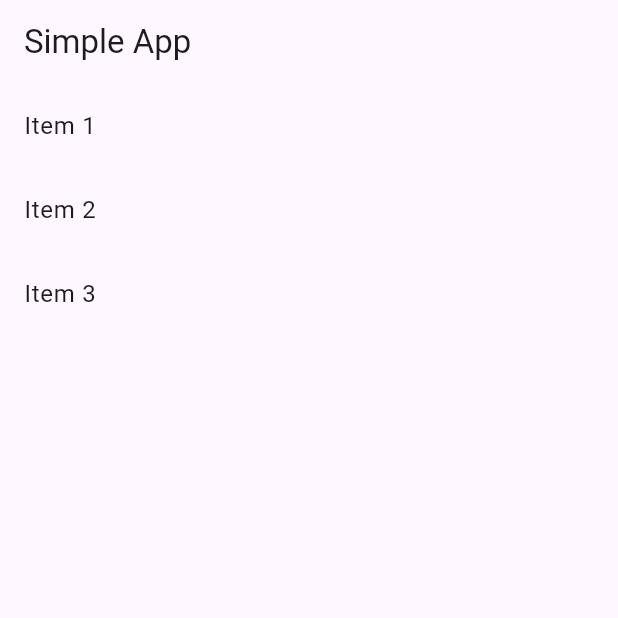
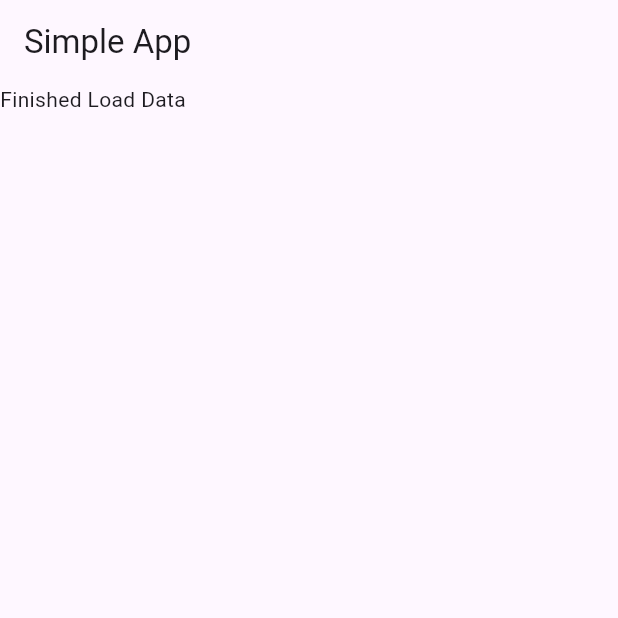
Before and after one commit to Phoobet/simple_app_new, a Flutter app: the screen it shows after launch, on a phone screen of 412 x 824 dp, the top half of it. Run offline on Flutter 3.47's test engine with Material 3 defaults, Android fonts, the phone set to English and light mode, and no system bars; statements that could not run were skipped.

```diff
--- a/lib/main.dart
+++ b/lib/main.dart
@@ -1,6 +1,5 @@
 import 'package:flutter/material.dart';
-import 'package:simple_app/screens/home.dart';
-import 'package:simple_app/screens/menus.dart';
+import 'package:simple_app/screens/convert.dart';
 
 void main() {
   runApp( MaterialApp(
@@ -9,7 +8,7 @@ void main() {
       appBar: AppBar(
         title :Text("Simple App"),
       ),
-      body: Menus(),
+      body: Convert(),
     ),
   ));
 }
--- /dev/null
+++ b/lib/screens/Currency.dart
@@ -0,0 +1,177 @@
+// To parse this JSON data, do
+//
+//     final currency = currencyFromJson(jsonString);
+
+import 'dart:convert';
+
+Currency currencyFromJson(String str) => Currency.fromJson(json.decode(str));
+
+String currencyToJson(Currency data) => json.encode(data.toJson());
+
+class Currency {
+    String? aed;
+    String? afn;
+    String? all;
+    String? amd;
+    String? ang;
+    String? aoa;
+    String? ars;
+    String? aud;
+    String? awg;
+    String? azn;
+    String? bam;
+    String? bbd;
+    String? bdt;
+    String? bgn;
+    String? bhd;
+    String? bif;
+    String? bmd;
+    String? bnd;
+    String? bob;
+    String? brl;
+    String? bsd;
+    String? btc;
+    String? btn;
+    String? bwp;
+    String? byn;
+    String? bzd;
+    String? cad;
+    String? cdf;
+    String? chf;
+    String? clf;
+    String? clp;
+    String? cnh;
+    String? cny;
+    String? cop;
+    String? crc;
+    String? cuc;
+    String? cup;
+    String? cve;
+    String? czk;
+
+    Currency({
+        this.aed,
+        this.afn,
+        this.all,
+        this.amd,
+        this.ang,
+        this.aoa,
+        this.ars,
+        this.aud,
+        this.awg,
+        this.azn,
+        this.bam,
+        this.bbd,
+        this.bdt,
+        this.bgn,
+        this.bhd,
+        this.bif,
+        this.bmd,
+        this.bnd,
+        this.bob,
+        this.brl,
+        this.bsd,
+        this.btc,
+        this.btn,
+        this.bwp,
+        this.byn,
+        this.bzd,
+        this.cad,
+        this.cdf,
+        this.chf,
+        this.clf,
+        this.clp,
+        this.cnh,
+        this.cny,
+        this.cop,
+        this.crc,
+        this.cuc,
+        this.cup,
+        this.cve,
+        this.czk,
+    });
+
+    factory Currency.fromJson(Map<String, dynamic> json) => Currency(
+        aed: json["AED"],
+        afn: json["AFN"],
+        all: json["ALL"],
+        amd: json["AMD"],
+        ang: json["ANG"],
+        aoa: json["AOA"],
+        ars: json["ARS"],
+        aud: json["AUD"],
+        awg: json["AWG"],
+        azn: json["AZN"],
+        bam: json["BAM"],
+        bbd: json["BBD"],
+        bdt: json["BDT"],
+        bgn: json["BGN"],
+        bhd: json["BHD"],
+        bif: json["BIF"],
+        bmd: json["BMD"],
+        bnd: json["BND"],
+        bob: json["BOB"],
+        brl: json["BRL"],
+        bsd: json["BSD"],
+        btc: json["BTC"],
+        btn: json["BTN"],
+        bwp: json["BWP"],
+        byn: json["BYN"],
+        bzd: json["BZD"],
+        cad: json["CAD"],
+        cdf: json["CDF"],
+        chf: json["CHF"],
+        clf: json["CLF"],
+        clp: json["CLP"],
+        cnh: json["CNH"],
+        cny: json["CNY"],
+        cop: json["COP"],
+        crc: json["CRC"],
+        cuc: json["CUC"],
+        cup: json["CUP"],
+        cve: json["CVE"],
+        czk: json["CZK"],
+    );
+
+    Map<String, dynamic> toJson() => {
+        "AED": aed,
+        "AFN": afn,
+        "ALL": all,
+        "AMD": amd,
+        "ANG": ang,
+        "AOA": aoa,
+        "ARS": ars,
+        "AUD": aud,
+        "AWG": awg,
+        "AZN": azn,
+        "BAM": bam,
+        "BBD": bbd,
+        "BDT": bdt,
+        "BGN": bgn,
+        "BHD": bhd,
+        "BIF": bif,
+        "BMD": bmd,
+        "BND": bnd,
+        "BOB": bob,
+        "BRL": brl,
+        "BSD": bsd,
+        "BTC": btc,
+        "BTN": btn,
+        "BWP": bwp,
+        "BYN": byn,
+        "BZD": bzd,
+        "CAD": cad,
+        "CDF": cdf,
+        "CHF": chf,
+        "CLF": clf,
+        "CLP": clp,
+        "CNH": cnh,
+        "CNY": cny,
+        "COP": cop,
+        "CRC": crc,
+        "CUC": cuc,
+        "CUP": cup,
+        "CVE": cve,
+        "CZK": czk,
+    };
+}
--- /dev/null
+++ b/lib/screens/convert.dart
@@ -0,0 +1,54 @@
+import 'dart:convert';
+import 'package:flutter/material.dart';
+import 'package:http/http.dart' as http;
+import 'package:simple_app/Currency.dart';
+
+class Convert extends StatefulWidget {
+  const Convert({super.key});
+
+  @override
+  State<Convert> createState() => _ConvertState();
+}
+
+class _ConvertState extends State<Convert> {
+
+  @override
+  void initState() {
+    super.initState();
+    Future<Currency> result = getCurrency();
+  }
+
+  Future<Currency> getCurrency() async{
+    // var params = <String, String>{
+    //   'base': 'USD'
+    // };
+    var url = "currency-converter-pro1.p.rapidapi.com";
+
+    var uri = Uri.https(url,'/currencies');
+
+    var response = await http.get(
+      uri,
+      headers: <String, String>{
+        'X-RapidAPI-Key': 'C05GBKbyg0mshuD0FmkuTgEJe7mQp1QktrHjsndVBQ98Lef6WS',
+        'X-RapidAPI-Host': 'currency-converter-pro1.p.rapidapi.com'
+      },
+    );
+    Currency currency = currencyFromJson(response.body);
+    return currency;
+
+    // return result;
+
+  }
+
+  @override
+  Widget build(BuildContext context) {
+    return FutureBuilder(
+      future: getCurrency(),
+      builder: (BuildContext context, AsyncSnapshot<dynamic> snapshot) {
+        if(snapshot.connectionState == ConnectionState.done){
+          return Text("Finished Load Data");
+        }
+        return CircularProgressIndicator();
+      });
+  }
+}
--- a/pubspec.yaml
+++ b/pubspec.yaml
@@ -35,6 +35,7 @@ dependencies:
   # The following adds the Cupertino Icons font to your application.
   # Use with the CupertinoIcons class for iOS style icons.
   cupertino_icons: ^1.0.6
+  http: ^1.2.2
 
 dev_dependencies:
   flutter_test:
```
Also changed, not shown: pubspec.lock.
